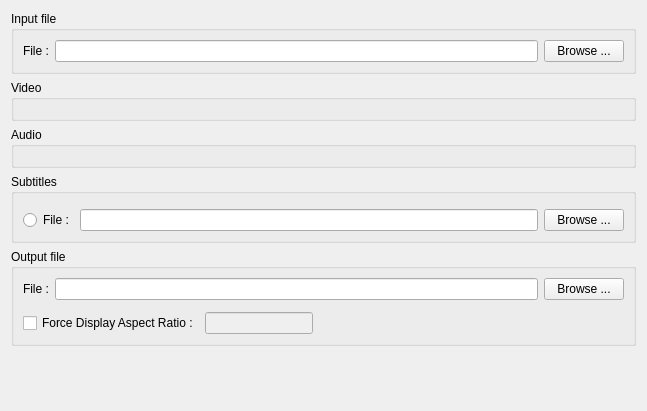
Above: src/QtlMovie/QtlMovieEditTask.ui from qtlmovie/qtlmovie before the change. Below: the same form after it.
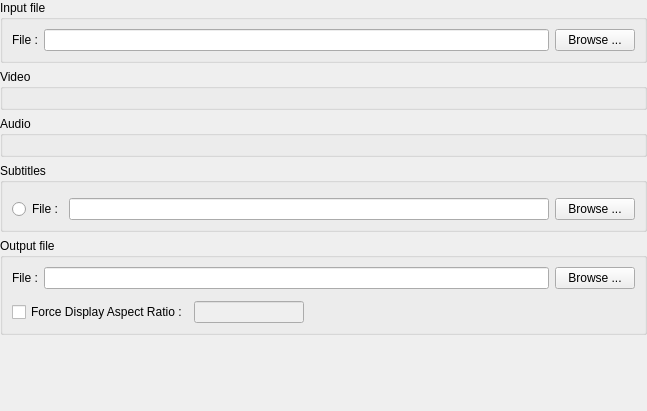
That is the form after the change. Custom widgets are drawn as their Qt base class.

Patch:
```diff
--- a/src/QtlMovie/QtlMovieEditTask.ui
+++ b/src/QtlMovie/QtlMovieEditTask.ui
@@ -11,6 +11,18 @@
    </rect>
   </property>
   <layout class="QVBoxLayout" name="verticalLayout">
+   <property name="leftMargin">
+    <number>0</number>
+   </property>
+   <property name="topMargin">
+    <number>0</number>
+   </property>
+   <property name="rightMargin">
+    <number>0</number>
+   </property>
+   <property name="bottomMargin">
+    <number>0</number>
+   </property>
    <item>
     <widget class="QGroupBox" name="groupInputFile">
      <property name="title">
```
Left out of the diff: 9 changed lines with no effect on the pictures.
